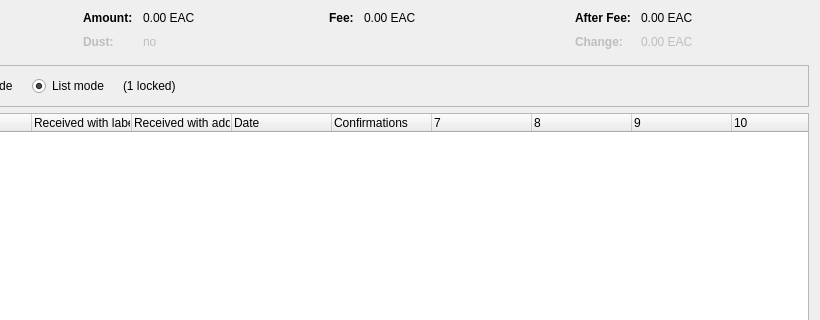
Old version of the form src/qt/forms/coincontroldialog.ui in the repository Eacred/EarthCoinCash; both pictures show x 180 to 1000 and y 0 to 320 of the 1000 by 500 pixel window.
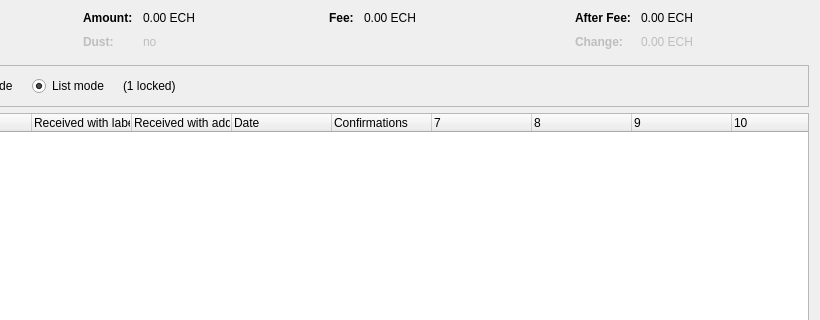
New version of the form. Custom widgets are drawn as their Qt base class.

```diff
--- a/src/qt/forms/coincontroldialog.ui
+++ b/src/qt/forms/coincontroldialog.ui
@@ -132,7 +132,7 @@
           <enum>Qt::ActionsContextMenu</enum>
          </property>
          <property name="text">
-          <string notr="true">0.00 EAC</string>
+          <string notr="true">0.00 ECH</string>
          </property>
          <property name="textInteractionFlags">
           <set>Qt::LinksAccessibleByMouse|Qt::TextSelectableByKeyboard|Qt::TextSelectableByMouse</set>
@@ -212,7 +212,7 @@
           <enum>Qt::ActionsContextMenu</enum>
          </property>
          <property name="text">
-          <string notr="true">0.00 EAC</string>
+          <string notr="true">0.00 ECH</string>
          </property>
          <property name="textInteractionFlags">
           <set>Qt::LinksAccessibleByMouse|Qt::TextSelectableByKeyboard|Qt::TextSelectableByMouse</set>
@@ -257,7 +257,7 @@
           <enum>Qt::ActionsContextMenu</enum>
          </property>
          <property name="text">
-          <string notr="true">0.00 EAC</string>
+          <string notr="true">0.00 ECH</string>
          </property>
          <property name="textInteractionFlags">
           <set>Qt::LinksAccessibleByMouse|Qt::TextSelectableByKeyboard|Qt::TextSelectableByMouse</set>
@@ -292,7 +292,7 @@
           <enum>Qt::ActionsContextMenu</enum>
          </property>
          <property name="text">
-          <string notr="true">0.00 EAC</string>
+          <string notr="true">0.00 ECH</string>
          </property>
          <property name="textInteractionFlags">
           <set>Qt::LinksAccessibleByMouse|Qt::TextSelectableByKeyboard|Qt::TextSelectableByMouse</set>
```
